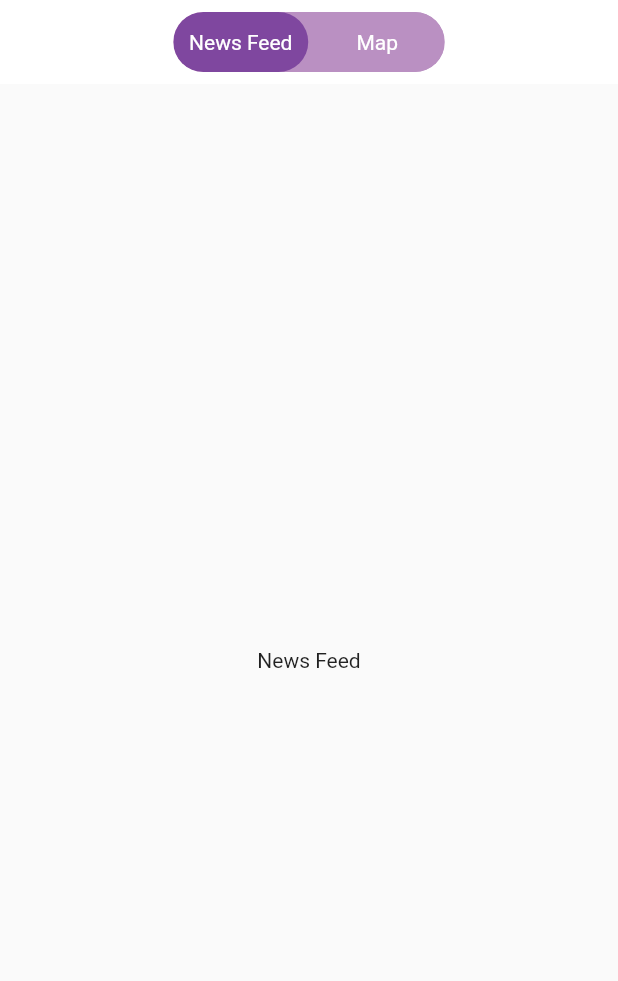
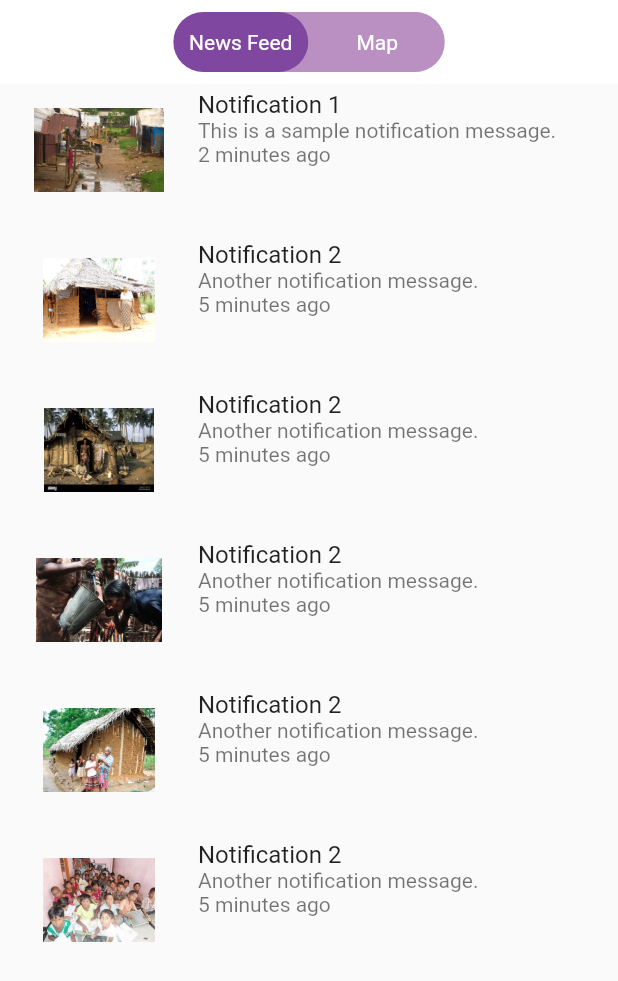
Before and after one commit to sasindu2/HelpMate, a Flutter app: the NewsFeed screen opened by its route, on a phone screen of 412 x 824 dp. Shown: the top 981 px of the screen. Run offline on Flutter 3.47's test engine with Material 2 defaults, Android fonts, the phone set to English and light mode, and no system bars; drawn by our look-alikes of toggle_switch; our stand-ins replace image_picker, loading_animation_widget.

Commit message:
news feed bug fixed

```diff
--- /dev/null
+++ b/lib/pages/listItems/list_items.dart
@@ -0,0 +1,13 @@
+class NotificationItem {
+  final String title;
+  final String message;
+  final String time;
+  final String imagePath; // Add imagePath property
+
+  NotificationItem({
+    required this.title,
+    required this.message,
+    required this.time,
+    required this.imagePath, // Update the constructor to include imagePath
+  });
+}
--- a/lib/pages/news_feed.dart
+++ b/lib/pages/news_feed.dart
@@ -1,4 +1,5 @@
 import 'package:flutter/material.dart';
+import 'package:helpmate/pages/listItems/list_items.dart';
 import 'package:toggle_switch/toggle_switch.dart';
 
 class NewsFeed extends StatefulWidget {
@@ -10,6 +11,45 @@ class NewsFeed extends StatefulWidget {
 
 class __NewsFeedState extends State<NewsFeed> {
   int _selectedIndex = 0;
+
+  List<NotificationItem> dummyData = [
+    NotificationItem(
+      title: 'Notification 1',
+      message: 'This is a sample notification message.',
+      time: '2 minutes ago',
+      imagePath: 'assets/image_1.png', // Path to the image for notification 1
+    ),
+    NotificationItem(
+      title: 'Notification 2',
+      message: 'Another notification message.',
+      time: '5 minutes ago',
+      imagePath: 'assets/image_2.png', // Path to the image for notification 2
+    ),
+    NotificationItem(
+      title: 'Notification 2',
+      message: 'Another notification message.',
+      time: '5 minutes ago',
+      imagePath: 'assets/image_3.png', // Path to the image for notification 2
+    ),
+    NotificationItem(
+      title: 'Notification 2',
+      message: 'Another notification message.',
+      time: '5 minutes ago',
+      imagePath: 'assets/image_4.png', // Path to the image for notification 2
+    ),
+    NotificationItem(
+      title: 'Notification 2',
+      message: 'Another notification message.',
+      time: '5 minutes ago',
+      imagePath: 'assets/image_5.png', // Path to the image for notification 2
+    ),
+    NotificationItem(
+      title: 'Notification 2',
+      message: 'Another notification message.',
+      time: '5 minutes ago',
+      imagePath: 'assets/image_6.png', // Path to the image for notification 2
+    ),
+  ];
 
   List<Color> _getActiveColor(int index) {
     return [
@@ -72,8 +112,28 @@ class __NewsFeedState extends State<NewsFeed> {
             bottom: 0,
             child: Offstage(
               offstage: _selectedIndex != 0,
-              child: const Center(
-                child: Text('News Feed'), // Your "News Feed" content
+              child: ListView.builder(
+                itemExtent: 100,
+                itemCount: dummyData.length,
+                itemBuilder: (context, index) {
+                  final notification = dummyData[index];
+                  return ListTile(
+                    leading: Image.asset(
+                      notification
+                          .imagePath, // Use the image path from the data
+                      width: 100, // Adjust the width as needed
+                      height: 130, // Adjust the height as needed
+                    ),
+                    title: Text(notification.title),
+                    subtitle: Column(
+                      crossAxisAlignment: CrossAxisAlignment.start,
+                      children: [
+                        Text(notification.message),
+                        Text(notification.time),
+                      ],
+                    ),
+                  );
+                },
               ),
             ),
           ),
--- a/pubspec.yaml
+++ b/pubspec.yaml
@@ -62,6 +62,12 @@ flutter:
   # To add assets to your application, add an assets section, like this:
   assets:
     - assets/logo.png
+    - assets/image_1.png
+    - assets/image_2.png
+    - assets/image_3.png
+    - assets/image_4.png
+    - assets/image_5.png
+    - assets/image_6.png
   #   - images/a_dot_ham.jpeg
 
   # An image asset can refer to one or more resolution-specific "variants", see
```
Also changed, not shown: assets/image_1.png (added), assets/image_2.png (added), assets/image_3.png (added), assets/image_4.png (added), assets/image_5.png (added), assets/image_6.png (added).
